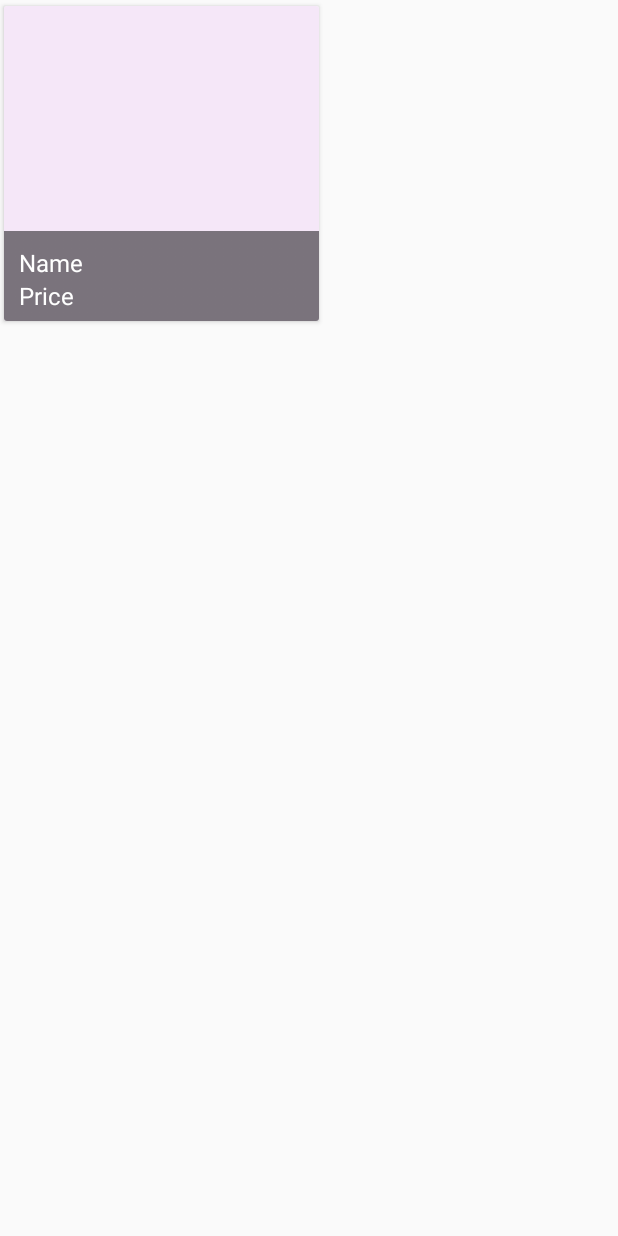
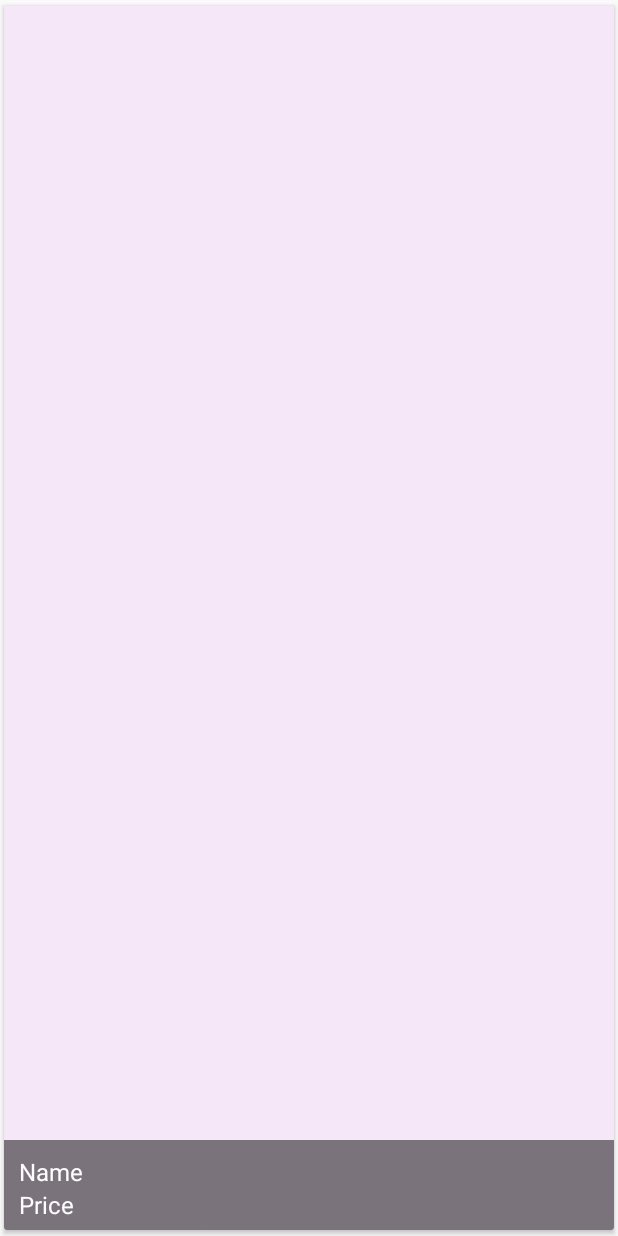
Before and after one commit to hiephm95/ProjectCakeMaker, an Android app: the layout item_cakes.xml on its own in the app's theme, with its tools: preview values and no code run, on a phone screen of 412 x 824 dp. Run offline under Robolectric (Android 15) with nearby library versions, the phone set to English and light mode, and no system bars.

Commit message:
Update fourth

```diff
--- a/app/src/main/res/layout/item_cakes.xml
+++ b/app/src/main/res/layout/item_cakes.xml
@@ -1,14 +1,14 @@
 <?xml version="1.0" encoding="utf-8"?>
 <android.support.v7.widget.CardView xmlns:android="http://schemas.android.com/apk/res/android"
-    android:layout_width="wrap_content"
-    android:layout_height="wrap_content"
+    android:layout_width="match_parent"
+    android:layout_height="match_parent"
     xmlns:card_view="http://schemas.android.com/apk/res-auto"
     card_view:cardElevation="2dp"
     card_view:cardUseCompatPadding="true">
 
     <RelativeLayout xmlns:android="http://schemas.android.com/apk/res/android"
-        android:layout_width="210dp"
-        android:layout_height="210dp"
+        android:layout_width="match_parent"
+        android:layout_height="match_parent"
         android:orientation="vertical">
 
         <ImageView
```
Also changed, not shown: app/src/main/java/com/example/hoanghiep/projectcakemaker/fragment/HomeFragment.java (+13 -5 lines), app/src/main/res/layout/item_layout.xml (+1 -6 lines), 3 other files.
